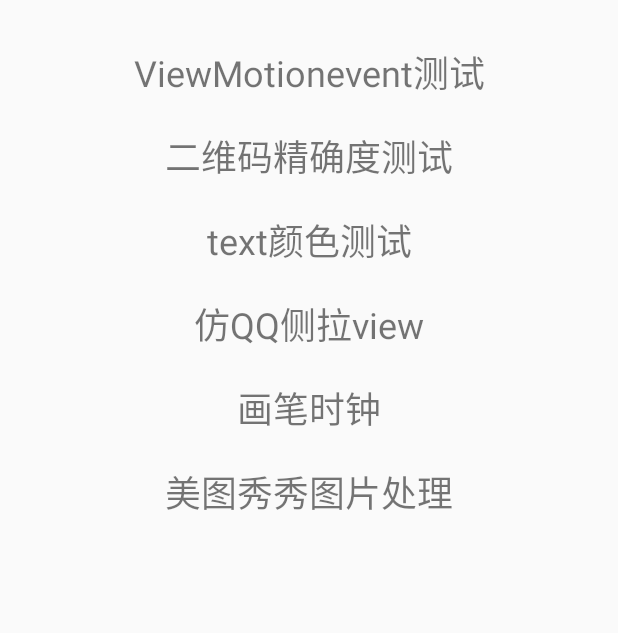
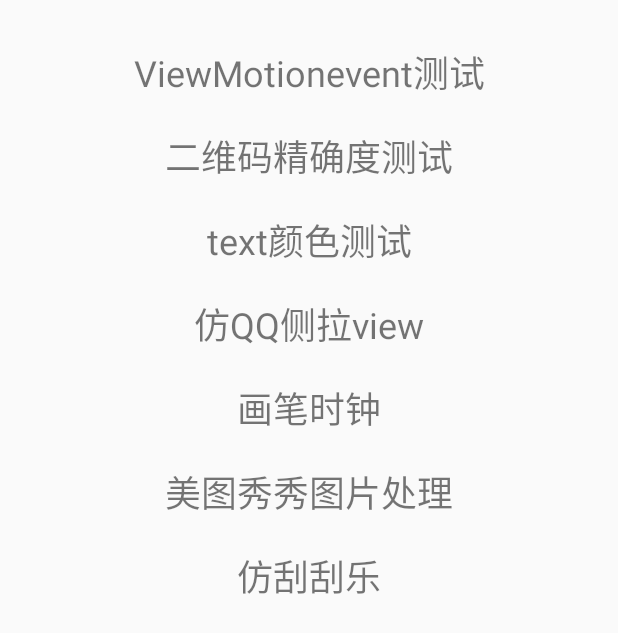
Before and after one commit to Rainorsad/TestDemo, an Android app: the screen it shows after launch (MainActivity), on a phone screen of 412 x 824 dp. Shown: the top 633 px of the screen. Run offline under Robolectric (Android 15) with nearby library versions, the phone set to English and light mode, and no system bars; our stand-ins replace ButterKnife; plain views replace AutoLinearLayout.

Commit message:
Signed-off-by: Rainorsad <457072858@qq.com>

```diff
--- a/app/src/main/AndroidManifest.xml
+++ b/app/src/main/AndroidManifest.xml
@@ -36,6 +36,9 @@
 
         <activity android:name=".meituxiuxui.MeituActivity"
             android:theme="@style/MyAppTheme" />
+
+        <activity android:name=".guaguale.GuaguaLeActivity"
+            android:theme="@style/MyAppTheme" />
     </application>
 
 </manifest>
--- a/app/src/main/java/com/example/wb/testdemo/activity/MainActivity.java
+++ b/app/src/main/java/com/example/wb/testdemo/activity/MainActivity.java
@@ -8,6 +8,7 @@ import android.widget.TextView;
 
 import com.example.wb.testdemo.R;
 import com.example.wb.testdemo.canves.CanvesActivity;
+import com.example.wb.testdemo.guaguale.GuaguaLeActivity;
 import com.example.wb.testdemo.meituxiuxui.MeituActivity;
 
 import butterknife.ButterKnife;
@@ -27,6 +28,8 @@ public class MainActivity extends AppCompatActivity {
     TextView qqdrawable;
     @InjectView(R.id.photoshop)
     TextView photoshop;
+    @InjectView(R.id.guaguale)
+    TextView guaguale;
 
     @Override
     protected void onCreate(Bundle savedInstanceState) {
@@ -36,7 +39,8 @@ public class MainActivity extends AppCompatActivity {
 
     }
 
-    @OnClick({R.id.viewmotiontest, R.id.erweimatest,R.id.textviewtest,R.id.qqdrawable,R.id.canves,R.id.photoshop})
+    @OnClick({R.id.viewmotiontest, R.id.erweimatest,R.id.textviewtest,R.id.qqdrawable,R.id.canves,R.id.photoshop,
+    R.id.guaguale})
     public void onClick(View view) {
         switch (view.getId()) {
             case R.id.viewmotiontest:
@@ -56,6 +60,9 @@ public class MainActivity extends AppCompatActivity {
             case R.id.photoshop:
                 initclass(MeituActivity.class);
                 break;
+            case R.id.guaguale:
+                initclass(GuaguaLeActivity.class);
+                break;
         }
     }
 
--- /dev/null
+++ b/app/src/main/res/layout/activity_guaguale.xml
@@ -0,0 +1,6 @@
+<?xml version="1.0" encoding="utf-8"?>
+<LinearLayout xmlns:android="http://schemas.android.com/apk/res/android"
+    android:orientation="vertical" android:layout_width="match_parent"
+    android:layout_height="match_parent">
+
+</LinearLayout>
--- a/app/src/main/res/layout/activity_main.xml
+++ b/app/src/main/res/layout/activity_main.xml
@@ -77,6 +77,15 @@
             android:textSize="24sp"
             android:text="美图秀秀图片处理"
             />
-
+        <TextView
+            android:paddingBottom="10dp"
+            android:paddingTop="10dp"
+            android:id="@+id/guaguale"
+            android:layout_height="wrap_content"
+            android:layout_width="match_parent"
+            android:gravity="center"
+            android:textSize="24sp"
+            android:text="仿刮刮乐"
+            />
     </com.zhy.autolayout.AutoLinearLayout>
 </android.support.v4.widget.NestedScrollView>
```
Also changed, not shown: app/src/main/java/com/example/wb/testdemo/guaguale/GuaguaLeActivity.java (added, +20 -0 lines), app/src/main/java/com/example/wb/testdemo/meituxiuxui/MeituActivity.java (+9 -8 lines), app/src/main/res/layout/activity_meitu.xml (+3 -4 lines).
